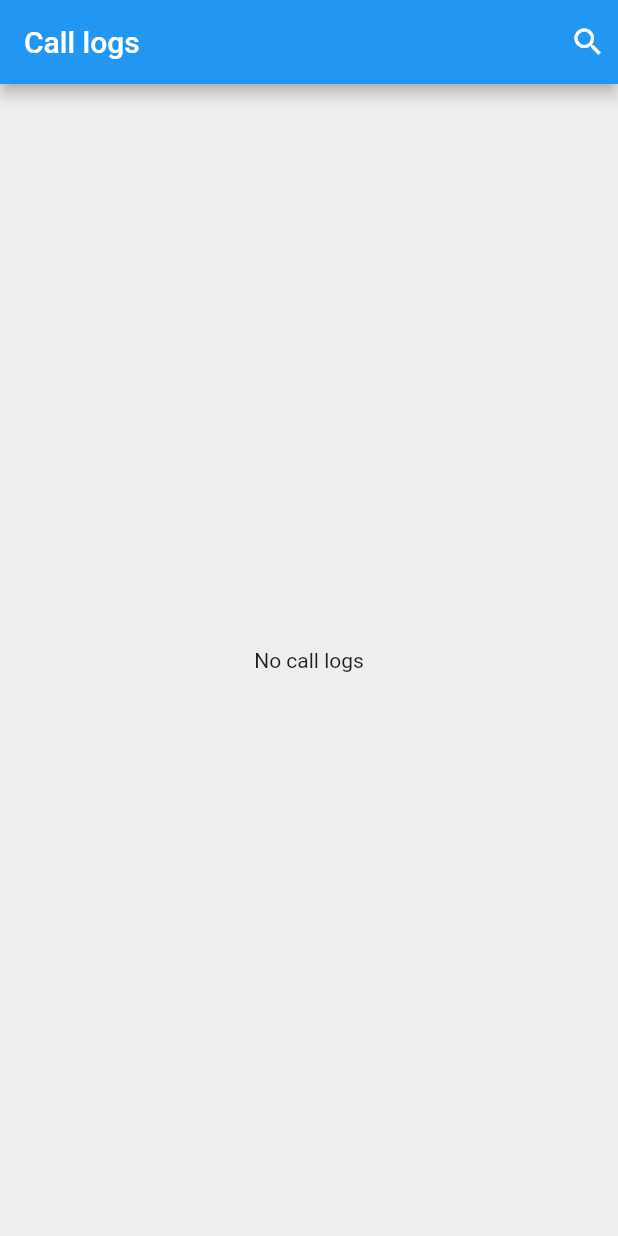
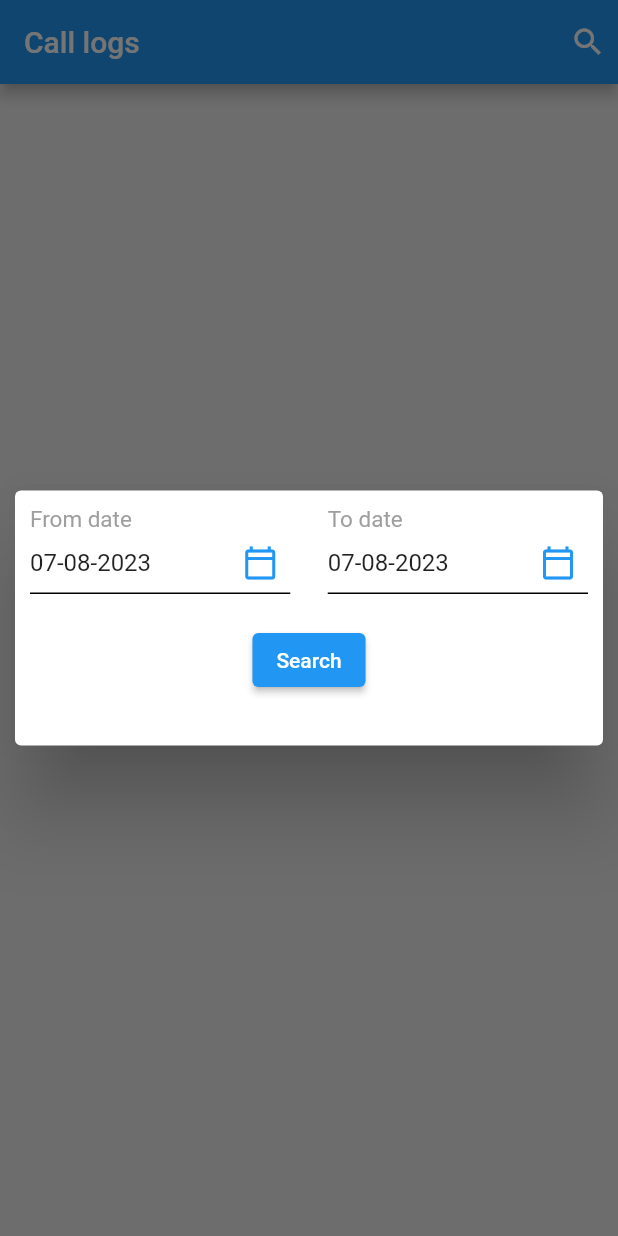
Before and after one commit to remiramkings/Abc, a Flutter app: the screen it shows after launch, after a tap on the "search" icon, on a phone screen of 412 x 824 dp. Run offline on Flutter 3.47's test engine with Material 2 defaults, Android fonts, the phone set to English and light mode, and no system bars; our stand-ins replace audio_video_progress_bar, flutter_local_notifications, just_audio; network calls fail.

Commit message:
Implemented search popup

```diff
--- a/lib/call_log.dart
+++ b/lib/call_log.dart
@@ -45,12 +45,14 @@ class _CallLogState extends State<CallLog> {
       appBar: AppBar(
         title: const Text('Call logs'),
         actions:  [Padding(
-          padding: EdgeInsets.all(8.0),
-          child: InkWell(child: Icon(Icons.search),
+          padding: const EdgeInsets.all(8.0),
+          child: InkWell(child: const Icon(Icons.search),
           onTap: () {
-            // showDialog(context: context, builder: (context) {
-            // //  return SearchPopUp();
-            // },);
+            showDialog(
+              context: context,
+              builder: (context) {
+              return SearchPopUp();
+            },);
           },),
         )],
       ),
--- /dev/null
+++ b/lib/custom_date_picker.dart
@@ -0,0 +1,53 @@
+import 'package:flutter/material.dart';
+import 'package:intl/intl.dart';
+
+class CustomDatePicker extends StatefulWidget {
+  String label;
+  CustomDatePicker({super.key, required this.label});
+
+  @override
+  State<CustomDatePicker> createState() => _CustomDatePickerState();
+}
+
+class _CustomDatePickerState extends State<CustomDatePicker> {
+  DateTime dateTime = DateTime.now();
+  DateFormat dateFormat = DateFormat("dd-MM-yyyy");
+
+  @override
+  Widget build(BuildContext context) {
+    return Column(
+      crossAxisAlignment: CrossAxisAlignment.start,
+      children: [
+        Text(widget.label,
+            style: const TextStyle(color: Colors.grey, fontSize: 15)),
+        Container(
+          decoration:
+              const BoxDecoration(border: Border(bottom: BorderSide(width: 1))),
+          child: InkWell(
+            child: Row(children: [
+              Expanded(child: Text(dateFormat.format(dateTime))),
+              const Padding(
+                padding: EdgeInsets.all(8.0),
+                child: Icon(Icons.calendar_today_outlined,
+                    color: Colors.blue),
+              )
+            ]),
+            onTap: () async {
+              DateTime? dt = await showDatePicker(
+                  context: context,
+                  initialDate: DateTime.now(),
+                  firstDate: DateTime(1950),
+                  lastDate: DateTime(2100));
+              if (dt == null) {
+                return;
+              }
+              setState(() {
+                dateTime = dt;
+              });
+            },
+          ),
+        ),
+      ],
+    );
+  }
+}
--- /dev/null
+++ b/lib/search_popup.dart
@@ -0,0 +1,44 @@
+import 'package:flutter/material.dart';
+import 'package:local_notification_project/custom_date_picker.dart';
+
+class SearchPopUp extends StatefulWidget {
+  SearchPopUp({super.key});
+
+  @override
+  State<SearchPopUp> createState() => _SearchPopUpState();
+}
+
+class _SearchPopUpState extends State<SearchPopUp> {
+  @override
+  Widget build(BuildContext context) {
+    return AlertDialog(
+      contentPadding: const EdgeInsets.all(10),
+      insetPadding: const EdgeInsets.all(10),
+      content: SizedBox(
+        height: 150,
+        width: MediaQuery.of(context).size.width,
+        child: Column(
+          children: [
+            Row(
+              children: [
+                Expanded(
+                  child: CustomDatePicker(
+                    label: 'From date',
+                  )
+                ),
+                const SizedBox(width: 25),
+                Expanded(
+                  child: CustomDatePicker(
+                    label: 'To date',
+                  )
+                )
+              ],
+            ),
+            const SizedBox(height: 20),
+            ElevatedButton(onPressed: () {}, child: const Text('Search'))
+          ],
+        ),
+      ),
+    );
+  }
+}
```
